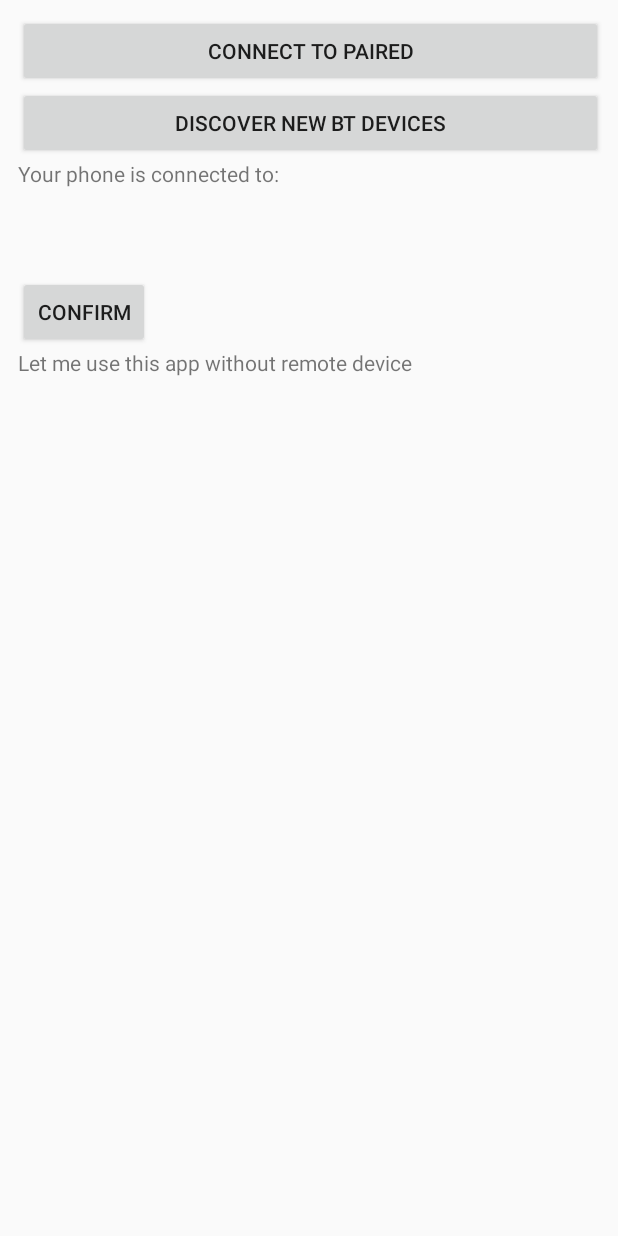
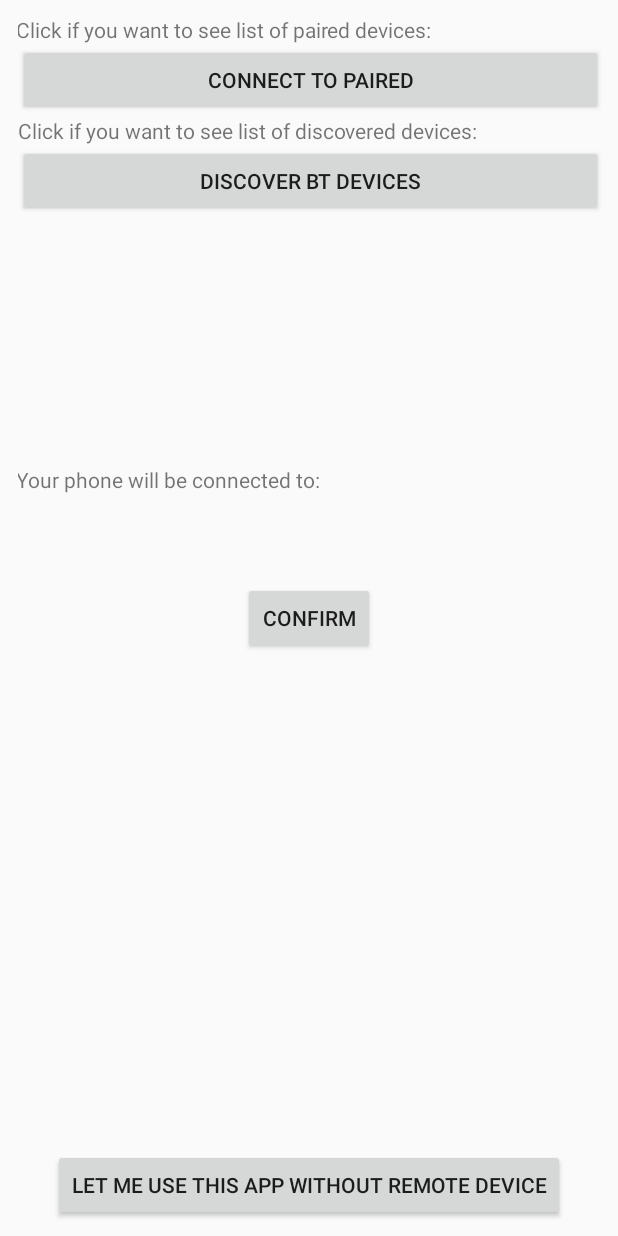
Before and after one commit to AKolodz/Inzynierka, an Android app: the layout fragment_bluetooth_list.xml on its own in the app's theme, with its tools: preview values and no code run, on a phone screen of 412 x 824 dp. Run offline under Robolectric (Android 15) with nearby library versions, the phone set to English and light mode, and no system bars.

Commit message:
Ostatnie szlify 19.12.16

```diff
--- a/EmergencyApp/app/src/main/java/kolodziejczyk/olek/inzynierka/emergencyapp/EmergencyEditFragment.java
+++ b/EmergencyApp/app/src/main/java/kolodziejczyk/olek/inzynierka/emergencyapp/EmergencyEditFragment.java
@@ -22,7 +22,6 @@ import java.util.List;
 
 import butterknife.ButterKnife;
 import butterknife.InjectView;
-
 
 /**
  * A simple {@link Fragment} subclass.
--- a/EmergencyApp/app/src/main/java/kolodziejczyk/olek/inzynierka/emergencyapp/EmergencyViewFragment.java
+++ b/EmergencyApp/app/src/main/java/kolodziejczyk/olek/inzynierka/emergencyapp/EmergencyViewFragment.java
@@ -20,6 +20,7 @@ import java.util.ArrayList;
 
 import butterknife.ButterKnife;
 import butterknife.InjectView;
+
 
 import java.lang.reflect.Type;
 import java.util.List;
@@ -74,7 +75,7 @@ public class EmergencyViewFragment extends Fragment {
             if(patternList==null || patternList.size()==0){
                 //gdy nie istnieje lub jest pusta: dodaj domyślny. Drugi warunek zabezpiecza przed ewentualnym wyczyszczeniem w jakiś sposób listy schematów
                 Toast.makeText(getActivity().getBaseContext(),"PUSTA LISTA",Toast.LENGTH_LONG).show();
-                EmergencyObject newFirstObject=new EmergencyObject("Pierwszy Sharedowy","999","Wiadomość też sharedowa");
+                EmergencyObject newFirstObject=new EmergencyObject("Custom Pattern","112","I need help");
                 patternList=new ArrayList<EmergencyObject>();
                 patternList.add(newFirstObject);
 
@@ -110,6 +111,7 @@ public class EmergencyViewFragment extends Fragment {
             public void onClick(View view) {
                 Intent intent=new Intent(getContext(),EmergencyListActivity.class);
                 startActivity(intent);
+                getActivity().finish();
             }
         });
         return fragmentLayout;
--- a/EmergencyApp/app/src/main/java/kolodziejczyk/olek/inzynierka/emergencyapp/HomeScreen.java
+++ b/EmergencyApp/app/src/main/java/kolodziejczyk/olek/inzynierka/emergencyapp/HomeScreen.java
@@ -29,7 +29,11 @@ public class HomeScreen extends AppCompatActivity {
         setContentView(R.layout.activity_home_screen);
         ButterKnife.inject(this);
 
+        clickable();
 
+    }
+
+    private void clickable() {
         bEmergency.setOnClickListener(new View.OnClickListener() {
             @Override
             public void onClick(View view) {
--- a/EmergencyApp/app/src/main/res/layout/fragment_bluetooth_list.xml
+++ b/EmergencyApp/app/src/main/res/layout/fragment_bluetooth_list.xml
@@ -1,5 +1,5 @@
 <?xml version="1.0" encoding="utf-8"?>
-<LinearLayout xmlns:android="http://schemas.android.com/apk/res/android"
+<RelativeLayout xmlns:android="http://schemas.android.com/apk/res/android"
     android:layout_width="match_parent"
     android:layout_height="match_parent"
     android:orientation="vertical"
@@ -7,46 +7,74 @@
     android:paddingEnd="10dp"
     android:paddingBottom="10dp"
     android:paddingTop="10dp">
+    <TextView
+        android:layout_width="match_parent"
+        android:layout_height="wrap_content"
+        android:id="@+id/text_view_btn_paired_description"
+        android:text="@string/text_view_paired_description"
+        android:layout_alignParentTop="true"
+        android:layout_alignStart="@+id/text_view_device_information_title" />
+
     <Button
         android:layout_width="match_parent"
         android:layout_height="wrap_content"
         android:text="@string/button_connect_paired"
-        android:id="@+id/button_paired"/>
+        android:id="@+id/button_paired"
+        android:layout_below="@+id/text_view_btn_paired_description"
+        android:layout_alignParentEnd="true" />
+    <TextView
+        android:layout_width="match_parent"
+        android:layout_height="wrap_content"
+        android:id="@+id/text_view_btn_discover_description"
+        android:text="@string/text_view_discover_description"
+        android:layout_below="@+id/button_paired"
+        android:layout_alignParentStart="true" />
     <Button
         android:layout_width="match_parent"
         android:layout_height="wrap_content"
         android:text="@string/button_discover"
-        android:id="@+id/button_discover"/>
+        android:id="@+id/button_discover"
+        android:layout_below="@+id/text_view_btn_discover_description"
+        android:layout_alignParentStart="true" />
     <TextView
         android:layout_width="match_parent"
         android:layout_height="wrap_content"
         android:id="@+id/text_view_device_information_title"
-        android:text="@string/device_information_title" />
+        android:text="@string/device_information_title"
+        android:layout_above="@+id/text_view_device_information_mac"
+        android:layout_centerHorizontal="true" />
     <TextView
         android:layout_width="match_parent"
         android:layout_height="wrap_content"
         android:id="@+id/text_view_device_information_name"
-        android:textAppearance="?android:attr/textAppearanceLarge"/>
+        android:textAppearance="?android:attr/textAppearanceLarge"
+        android:layout_above="@+id/button_confirmation"
+        android:layout_alignParentStart="true" />
     <TextView
         android:layout_width="match_parent"
         android:layout_height="wrap_content"
         android:id="@+id/text_view_device_information_mac"
-        android:textAppearance="?android:attr/textAppearanceLarge"/>
+        android:textAppearance="?android:attr/textAppearanceLarge"
+        android:layout_above="@+id/text_view_device_information_name"
+        android:layout_alignParentStart="true" />
     <Button
         android:layout_width="wrap_content"
         android:layout_height="wrap_content"
         android:text="@string/button_bt_confirm"
         android:id="@+id/button_confirmation"
-        />
-    <TextView
+        android:layout_centerVertical="true"
+        android:layout_centerHorizontal="true" />
+    <Button
         android:layout_width="wrap_content"
         android:layout_height="wrap_content"
-        android:id="@+id/text_view_bt_off_usage"
-        android:text="Let me use this app without remote device"/>
+        android:id="@+id/button_bt_off_usage"
+        android:text="Let me use this app without remote device"
+        android:layout_alignParentBottom="true"
+        android:layout_centerHorizontal="true" />
 
 
 
 
 
 
-</LinearLayout>
+</RelativeLayout>
--- a/EmergencyApp/app/src/main/res/values/strings.xml
+++ b/EmergencyApp/app/src/main/res/values/strings.xml
@@ -40,9 +40,11 @@
 
     <!-- Bluetooth List Activity-->
     <string name="title_bluetooth">BLUETOOTH</string>
+    <string name="text_view_paired_description">Click if you want to see list of paired devices: </string>
     <string name="button_connect_paired">Connect to paired</string>
-    <string name="device_information_title">"Your phone is connected to:</string>
-    <string name="button_discover">Discover new BT devices</string>
+    <string name="device_information_title">"Your phone will be connected to:</string>
+    <string name="text_view_discover_description">Click if you want to see list of discovered devices: </string>
+    <string name="button_discover">Discover BT devices</string>
     <string name="button_bt_confirm">Confirm</string>
     <string name="lack_of_BTmodule">"Bluetooth is not supported on this device</string>
 </resources>
```
Also changed, not shown: EmergencyApp/app/src/main/java/kolodziejczyk/olek/inzynierka/emergencyapp/BluetoothListFragment.java (+22 -14 lines), EmergencyApp/app/src/main/java/kolodziejczyk/olek/inzynierka/emergencyapp/BluetoothService.java (+14 -3 lines), EmergencyApp/app/src/main/java/kolodziejczyk/olek/inzynierka/emergencyapp/BtDeviceList.java (+16 -4 lines).
